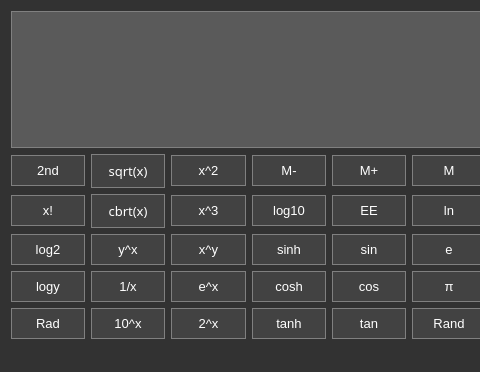
Above: calculator.ui from cjkeati1/Calculator before the change; both pictures show x 0 to 480 and y 0 to 372 of the 818 by 372 pixel window. Below: the same form after it.
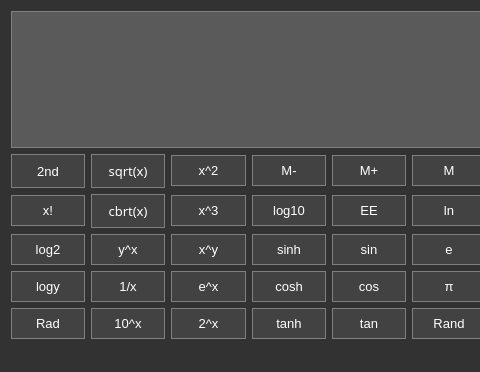
That is the form after the change.

Commit message: 2nd button now works. pressing it allows the option to use the inverse trig function

```diff
--- a/calculator.ui
+++ b/calculator.ui
@@ -1091,7 +1091,13 @@
      </widget>
     </item>
     <item row="3" column="0">
-     <widget class="QPushButton" name="Button_Factorial_2">
+     <widget class="QPushButton" name="Button_Second">
+      <property name="sizePolicy">
+       <sizepolicy hsizetype="Preferred" vsizetype="Preferred">
+        <horstretch>0</horstretch>
+        <verstretch>0</verstretch>
+       </sizepolicy>
+      </property>
       <property name="font">
        <font>
         <pointsize>10</pointsize>
```
The commit also changes 5 other files.
